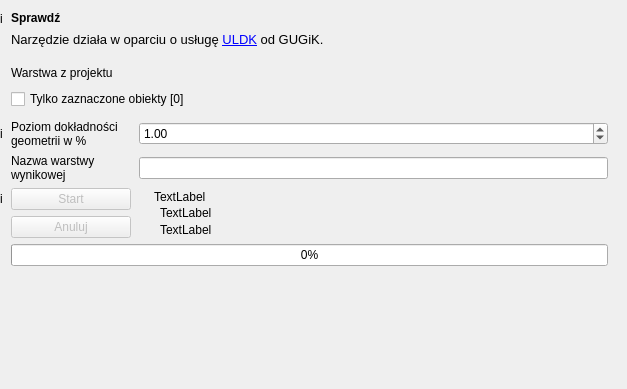
First picture: the form in gissupport_plugin/modules/uldk/modules/check_layer/main_base.ui, repository gis-support/gis-support-plugin, before the edit.
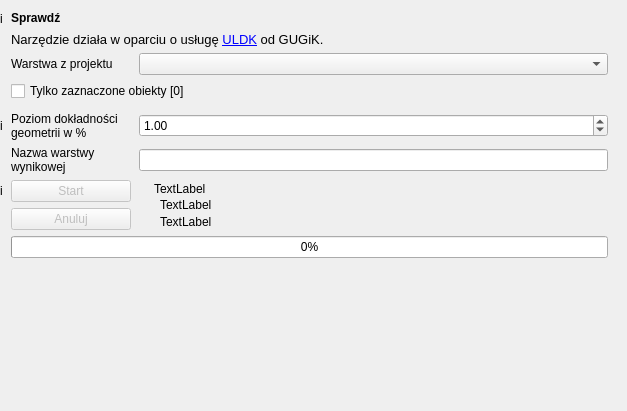
Second picture: the form after the edit. Custom widgets are drawn as their Qt base class.

Patch:
```diff
--- a/gissupport_plugin/modules/uldk/modules/check_layer/main_base.ui
+++ b/gissupport_plugin/modules/uldk/modules/check_layer/main_base.ui
@@ -7,7 +7,7 @@
     <x>0</x>
     <y>0</y>
     <width>627</width>
-    <height>389</height>
+    <height>411</height>
    </rect>
   </property>
   <property name="sizePolicy">
@@ -37,74 +37,52 @@
      <property name="horizontalSpacing">
       <number>8</number>
      </property>
-     <item row="10" column="1" colspan="2">
-      <widget class="QProgressBar" name="progress_bar">
-       <property name="sizePolicy">
-        <sizepolicy hsizetype="Minimum" vsizetype="Fixed">
-         <horstretch>0</horstretch>
-         <verstretch>0</verstretch>
-        </sizepolicy>
-       </property>
-       <property name="minimumSize">
-        <size>
-         <width>50</width>
-         <height>0</height>
-        </size>
-       </property>
-       <property name="value">
-        <number>0</number>
-       </property>
-      </widget>
-     </item>
-     <item row="0" column="0">
-      <widget class="QLabel" name="label_info_icon">
-       <property name="maximumSize">
-        <size>
-         <width>15</width>
-         <height>15</height>
-        </size>
-       </property>
-       <property name="toolTip">
-        <string/>
-       </property>
-       <property name="text">
-        <string>i</string>
-       </property>
-       <property name="scaledContents">
-        <bool>true</bool>
-       </property>
-      </widget>
-     </item>
-     <item row="6" column="0">
-      <widget class="QLabel" name="label_info_percent">
-       <property name="sizePolicy">
-        <sizepolicy hsizetype="Preferred" vsizetype="Fixed">
-         <horstretch>0</horstretch>
-         <verstretch>0</verstretch>
-        </sizepolicy>
-       </property>
-       <property name="maximumSize">
-        <size>
-         <width>15</width>
-         <height>15</height>
-        </size>
-       </property>
-       <property name="text">
-        <string>i</string>
-       </property>
-       <property name="scaledContents">
-        <bool>true</bool>
-       </property>
-      </widget>
-     </item>
-     <item row="4" column="1" colspan="2">
+     <item row="3" column="1" colspan="2">
       <widget class="QCheckBox" name="checkbox_selected_only">
        <property name="text">
         <string>Tylko zaznaczone obiekty [0]</string>
        </property>
       </widget>
      </item>
-     <item row="8" column="2" rowspan="2">
+     <item row="7" column="1">
+      <widget class="QPushButton" name="button_start">
+       <property name="enabled">
+        <bool>false</bool>
+       </property>
+       <property name="sizePolicy">
+        <sizepolicy hsizetype="Maximum" vsizetype="Fixed">
+         <horstretch>0</horstretch>
+         <verstretch>0</verstretch>
+        </sizepolicy>
+       </property>
+       <property name="minimumSize">
+        <size>
+         <width>120</width>
+         <height>0</height>
+        </size>
+       </property>
+       <property name="text">
+        <string>Start</string>
+       </property>
+      </widget>
+     </item>
+     <item row="6" column="1">
+      <widget class="QLabel" name="label_2">
+       <property name="maximumSize">
+        <size>
+         <width>16777215</width>
+         <height>50</height>
+        </size>
+       </property>
+       <property name="text">
+        <string>Nazwa warstwy wynikowej</string>
+       </property>
+       <property name="wordWrap">
+        <bool>true</bool>
+       </property>
+      </widget>
+     </item>
+     <item row="7" column="2" rowspan="2">
       <layout class="QVBoxLayout" name="verticalLayout_3">
        <property name="leftMargin">
         <number>15</number>
@@ -138,7 +116,163 @@
        </item>
       </layout>
      </item>
-     <item row="6" column="1">
+     <item row="4" column="1">
+      <spacer name="verticalSpacer_2">
+       <property name="orientation">
+        <enum>Qt::Vertical</enum>
+       </property>
+       <property name="sizeType">
+        <enum>QSizePolicy::Minimum</enum>
+       </property>
+       <property name="sizeHint" stdset="0">
+        <size>
+         <width>20</width>
+         <height>5</height>
+        </size>
+       </property>
+      </spacer>
+     </item>
+     <item row="0" column="0">
+      <widget class="QLabel" name="label_info_icon">
+       <property name="maximumSize">
+        <size>
+         <width>15</width>
+         <height>15</height>
+        </size>
+       </property>
+       <property name="toolTip">
+        <string/>
+       </property>
+       <property name="text">
+        <string>i</string>
+       </property>
+       <property name="scaledContents">
+        <bool>true</bool>
+       </property>
+      </widget>
+     </item>
+     <item row="7" column="0">
+      <widget class="QLabel" name="label_info_start">
+       <property name="maximumSize">
+        <size>
+         <width>15</width>
+         <height>15</height>
+        </size>
+       </property>
+       <property name="toolTip">
+        <string/>
+       </property>
+       <property name="text">
+        <string>i</string>
+       </property>
+       <property name="scaledContents">
+        <bool>true</bool>
+       </property>
+      </widget>
+     </item>
+     <item row="2" column="2">
+      <widget class="QgsMapLayerComboBox" name="layer_select">
+       <property name="minimumSize">
+        <size>
+         <width>65</width>
+         <height>0</height>
+        </size>
+       </property>
+      </widget>
+     </item>
+     <item row="2" column="1">
+      <widget class="QLabel" name="label">
+       <property name="minimumSize">
+        <size>
+         <width>0</width>
+         <height>20</height>
+        </size>
+       </property>
+       <property name="maximumSize">
+        <size>
+         <width>150</width>
+         <height>20</height>
+        </size>
+       </property>
+       <property name="text">
+        <string>Warstwa z projektu</string>
+       </property>
+      </widget>
+     </item>
+     <item row="6" column="2">
+      <widget class="QLineEdit" name="text_edit_target_layer_name">
+       <property name="sizePolicy">
+        <sizepolicy hsizetype="Expanding" vsizetype="Fixed">
+         <horstretch>0</horstretch>
+         <verstretch>0</verstretch>
+        </sizepolicy>
+       </property>
+       <property name="minimumSize">
+        <size>
+         <width>65</width>
+         <height>0</height>
+        </size>
+       </property>
+      </widget>
+     </item>
+     <item row="9" column="1" colspan="2">
+      <widget class="QProgressBar" name="progress_bar">
+       <property name="sizePolicy">
+        <sizepolicy hsizetype="Minimum" vsizetype="Fixed">
+         <horstretch>0</horstretch>
+         <verstretch>0</verstretch>
+        </sizepolicy>
+       </property>
+       <property name="minimumSize">
+        <size>
+         <width>50</width>
+         <height>0</height>
+        </size>
+       </property>
+       <property name="value">
+        <number>0</number>
+       </property>
+      </widget>
+     </item>
+     <item row="5" column="0">
+      <widget class="QLabel" name="label_info_percent">
+       <property name="sizePolicy">
+        <sizepolicy hsizetype="Preferred" vsizetype="Fixed">
+         <horstretch>0</horstretch>
+         <verstretch>0</verstretch>
+        </sizepolicy>
+       </property>
+       <property name="maximumSize">
+        <size>
+         <width>15</width>
+         <height>15</height>
+        </size>
+       </property>
+       <property name="text">
+        <string>i</string>
+       </property>
+       <property name="scaledContents">
+        <bool>true</bool>
+       </property>
+      </widget>
+     </item>
+     <item row="5" column="2">
+      <widget class="QDoubleSpinBox" name="input_percent">
+       <property name="minimumSize">
+        <size>
+         <width>65</width>
+         <height>0</height>
+        </size>
+       </property>
+       <property name="maximum">
+        <double>100.000000000000000</double>
+       </property>
+       <property name="value">
+        <double>1.000000000000000</double>
+       </property>
+      </widget>
+     </item>
+     <item row="5" column="1">
       <widget class="QLabel" name="label_4">
        <property name="sizePolicy">
         <sizepolicy hsizetype="Preferred" vsizetype="Preferred">
@@ -161,28 +295,6 @@
        </property>
       </widget>
      </item>
-     <item row="8" column="1">
-      <widget class="QPushButton" name="button_start">
-       <property name="enabled">
-        <bool>false</bool>
-       </property>
-       <property name="sizePolicy">
-        <sizepolicy hsizetype="Maximum" vsizetype="Fixed">
-         <horstretch>0</horstretch>
-         <verstretch>0</verstretch>
-        </sizepolicy>
-       </property>
-       <property name="minimumSize">
-        <size>
-         <width>120</width>
-         <height>0</height>
-        </size>
-       </property>
-       <property name="text">
-        <string>Start</string>
-       </property>
-      </widget>
-     </item>
      <item row="0" column="1" colspan="3">
       <widget class="QLabel" name="label_info">
        <property name="maximumSize">
@@ -205,6 +317,34 @@
        </property>
       </widget>
      </item>
+     <item row="8" column="1">
+      <widget class="QPushButton" name="button_cancel">
+       <property name="enabled">
+        <bool>false</bool>
+       </property>
+       <property name="sizePolicy">
+        <sizepolicy hsizetype="Minimum" vsizetype="Fixed">
+         <horstretch>0</horstretch>
+         <verstretch>0</verstretch>
+        </sizepolicy>
+       </property>
+       <property name="minimumSize">
+        <size>
+         <width>120</width>
+         <height>0</height>
+        </size>
+       </property>
+       <property name="maximumSize">
+        <size>
+         <width>120</width>
+         <height>16777215</height>
+        </size>
+       </property>
+       <property name="text">
+        <string>Anuluj</string>
+       </property>
+      </widget>
+     </item>
      <item row="1" column="1" colspan="3">
       <widget class="QLabel" name="infoLabel">
        <property name="text">
@@ -221,162 +361,6 @@
        </property>
       </widget>
      </item>
-     <item row="9" column="1">
-      <widget class="QPushButton" name="button_cancel">
-       <property name="enabled">
-        <bool>false</bool>
-       </property>
-       <property name="sizePolicy">
-        <sizepolicy hsizetype="Minimum" vsizetype="Fixed">
-         <horstretch>0</horstretch>
-         <verstretch>0</verstretch>
-        </sizepolicy>
-       </property>
-       <property name="minimumSize">
-        <size>
-         <width>120</width>
-         <height>0</height>
-        </size>
-       </property>
-       <property name="maximumSize">
-        <size>
-         <width>120</width>
-         <height>16777215</height>
-        </size>
-       </property>
-       <property name="text">
-        <string>Anuluj</string>
-       </property>
-      </widget>
-     </item>
-     <item row="2" column="1">
-      <spacer name="verticalSpacer_4">
-       <property name="orientation">
-        <enum>Qt::Vertical</enum>
-       </property>
-       <property name="sizeType">
-        <enum>QSizePolicy::Preferred</enum>
-       </property>
-       <property name="sizeHint" stdset="0">
-        <size>
-         <width>20</width>
-         <height>10</height>
-        </size>
-       </property>
-      </spacer>
-     </item>
-     <item row="8" column="0">
-      <widget class="QLabel" name="label_info_start">
-       <property name="maximumSize">
-        <size>
-         <width>15</width>
-         <height>15</height>
-        </size>
-       </property>
-       <property name="toolTip">
-        <string/>
-       </property>
-       <property name="text">
-        <string>i</string>
-       </property>
-       <property name="scaledContents">
-        <bool>true</bool>
-       </property>
-      </widget>
-     </item>
-     <item row="7" column="1">
-      <widget class="QLabel" name="label_2">
-       <property name="maximumSize">
-        <size>
-         <width>16777215</width>
-         <height>50</height>
-        </size>
-       </property>
-       <property name="text">
-        <string>Nazwa warstwy wynikowej</string>
-       </property>
-       <property name="wordWrap">
-        <bool>true</bool>
-       </property>
-      </widget>
-     </item>
-     <item row="7" column="2">
-      <widget class="QLineEdit" name="text_edit_target_layer_name">
-       <property name="sizePolicy">
-        <sizepolicy hsizetype="Expanding" vsizetype="Fixed">
-         <horstretch>0</horstretch>
-         <verstretch>0</verstretch>
-        </sizepolicy>
-       </property>
-       <property name="minimumSize">
-        <size>
-         <width>65</width>
-         <height>0</height>
-        </size>
-       </property>
-      </widget>
-     </item>
-     <item row="6" column="2">
-      <widget class="QDoubleSpinBox" name="input_percent">
-       <property name="minimumSize">
-        <size>
-         <width>65</width>
-         <height>0</height>
-        </size>
-       </property>
-       <property name="maximum">
-        <double>100.000000000000000</double>
-       </property>
-       <property name="value">
-        <double>1.000000000000000</double>
-       </property>
-      </widget>
-     </item>
-     <item row="3" column="2">
-      <widget class="QgsMapLayerComboBox" name="layer_select" native="true">
-       <property name="minimumSize">
-        <size>
-         <width>65</width>
-         <height>0</height>
-        </size>
-       </property>
-      </widget>
-     </item>
-     <item row="3" column="1">
-      <widget class="QLabel" name="label">
-       <property name="minimumSize">
-        <size>
-         <width>0</width>
-         <height>20</height>
-        </size>
-       </property>
-       <property name="maximumSize">
-        <size>
-         <width>150</width>
-         <height>20</height>
-        </size>
-       </property>
-       <property name="text">
-        <string>Warstwa z projektu</string>
-       </property>
-      </widget>
-     </item>
-     <item row="5" column="1">
-      <spacer name="verticalSpacer_2">
-       <property name="orientation">
-        <enum>Qt::Vertical</enum>
-       </property>
-       <property name="sizeType">
-        <enum>QSizePolicy::Minimum</enum>
-       </property>
-       <property name="sizeHint" stdset="0">
-        <size>
-         <width>20</width>
-         <height>5</height>
-        </size>
-       </property>
-      </spacer>
-     </item>
     </layout>
    </item>
    <item>
@@ -427,7 +411,7 @@
  <customwidgets>
   <customwidget>
    <class>QgsMapLayerComboBox</class>
-   <extends>QWidget</extends>
+   <extends>QComboBox</extends>
    <header>qgsmaplayercombobox.h</header>
   </customwidget>
  </customwidgets>
```
